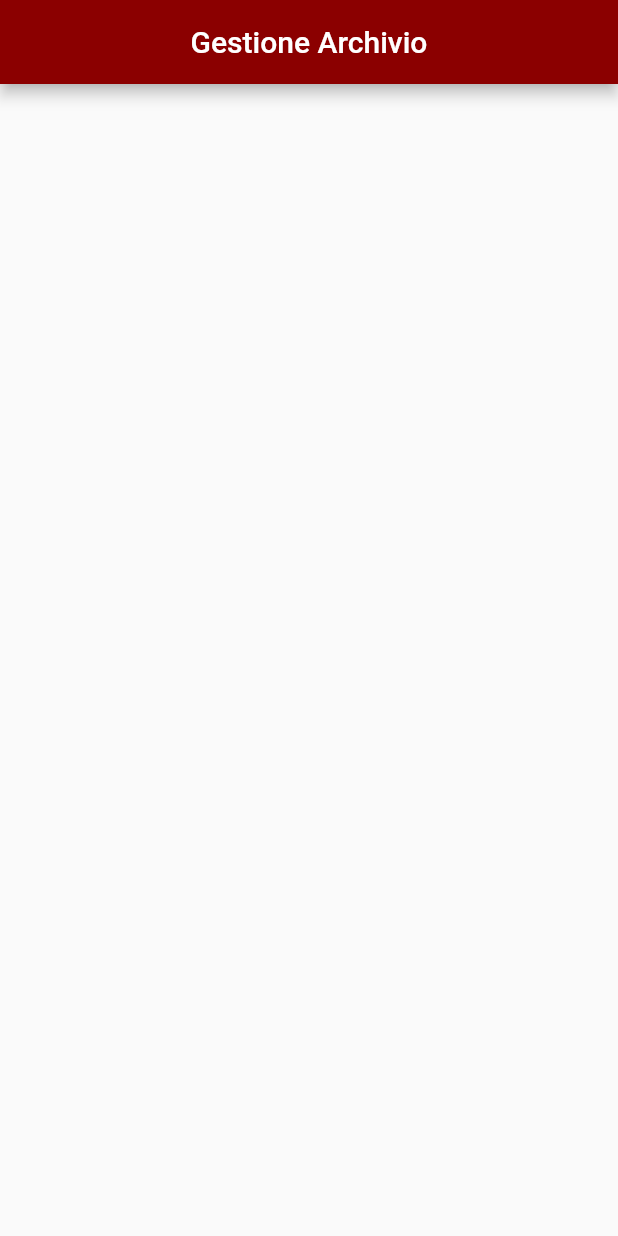
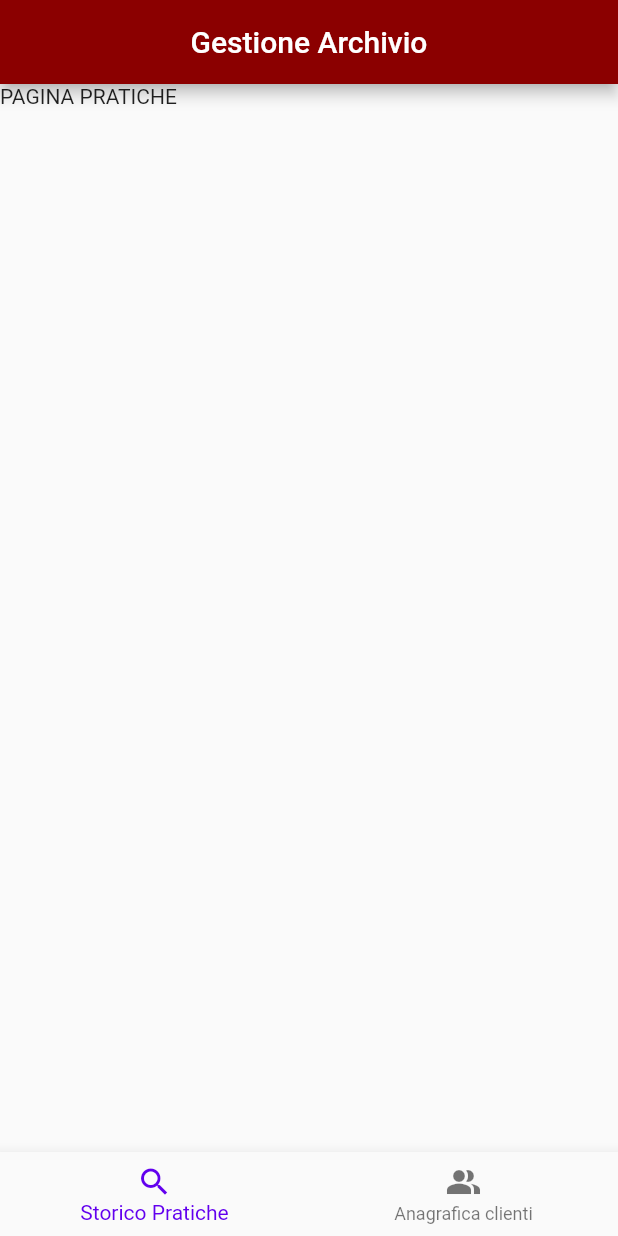
Before and after one commit to SinergiaDeveloper1/progetto_aspdm_luca_cinti, a Flutter app: the screen it shows after launch, on a phone screen of 412 x 824 dp. Run offline on Flutter 3.47's test engine with Material 2 defaults, Android fonts, the phone set to English and light mode, and no system bars.

Commit message:
Aggiunta delle pagine principali

```diff
--- a/lib/main.dart
+++ b/lib/main.dart
@@ -1,3 +1,4 @@
+import 'package:app_luca_cinti/pages/main_page.dart';
 import 'package:flutter/material.dart';
 
 void main() {
@@ -9,12 +10,11 @@ class App extends StatelessWidget {
   Widget build(BuildContext context) {
     return MaterialApp(
       title: 'Gestione Archivio',
-      home: Scaffold(
-        appBar: AppBar(
-          title: Text('Gestione Archivio'),
-          centerTitle: true,
-          backgroundColor: Color.fromARGB(255, 139, 0, 0),
-        ),
-      ));
+      theme: ThemeData.light().copyWith(
+        colorScheme: ColorScheme.light(),
+        primaryColor: Color.fromARGB(255, 139, 0, 0),
+      ),
+      home: MainPage(),
+    );
   }
 }
--- /dev/null
+++ b/lib/pages/main_page.dart
@@ -0,0 +1,53 @@
+import 'package:app_luca_cinti/pages/pagina_clienti.dart';
+import 'package:app_luca_cinti/pages/pagina_pratiche.dart';
+import 'package:flutter/material.dart';
+
+class MainPage extends StatefulWidget {
+  @override
+  _MainPageState createState() => _MainPageState();
+}
+
+class _MainPageState extends State<MainPage> {
+  int _indicePagina;
+
+  @override
+  void initState() {
+    super.initState();
+    _indicePagina = 0;
+  }
+
+  @override
+  Widget build(BuildContext context) {
+    return Scaffold(
+      appBar: AppBar(
+        title: Text('Gestione Archivio'),
+        centerTitle: true,
+      ),
+      body: IndexedStack(
+        children: [
+          PaginaPratiche(),
+          PaginaClienti(),
+        ],
+        index: _indicePagina,
+      ),
+      bottomNavigationBar: BottomNavigationBar(
+        onTap: (nuovoIndice) {
+          setState(() {
+            _indicePagina = nuovoIndice;
+          });
+        },
+        currentIndex: _indicePagina,
+        items: [
+          BottomNavigationBarItem(
+            icon: Icon(Icons.search_sharp),
+            label: 'Storico Pratiche',
+          ),
+          BottomNavigationBarItem(
+            icon: Icon(Icons.people_alt_sharp),
+            label: 'Anagrafica clienti',
+          ),
+        ],
+      ),
+    );
+  }
+}
--- /dev/null
+++ b/lib/pages/pagina_clienti.dart
@@ -0,0 +1,20 @@
+import 'package:app_luca_cinti/model/cliente.dart';
+import 'package:flutter/material.dart';
+
+class PaginaClienti extends StatelessWidget {
+
+  final fintaListaClienti = [
+    Cliente(1, true, 'Luca Cinti', null, '02566130411', 'CNTLCU89L06C357Q'),
+    Cliente(2, true, 'Mario Rossi', null, null, 'CIAO_CIAO:TTT'),
+    Cliente(3, false, '', 'Azienda a caso', '02566130444', 'prova prova'),
+    Cliente(4, true, 'Luca CIAO', null, null, null),
+  ];
+
+  @override
+  Widget build(BuildContext context) {
+    return ListView.builder(
+      itemBuilder: (_, indice) => Text('ciao'),
+      itemCount: fintaListaClienti.length,
+    );
+  }
+}
--- /dev/null
+++ b/lib/pages/pagina_pratiche.dart
@@ -0,0 +1,8 @@
+import 'package:flutter/material.dart';
+
+class PaginaPratiche extends StatelessWidget {
+  @override
+  Widget build(BuildContext context) {
+    return Text('PAGINA PRATICHE');
+  }
+}
```
